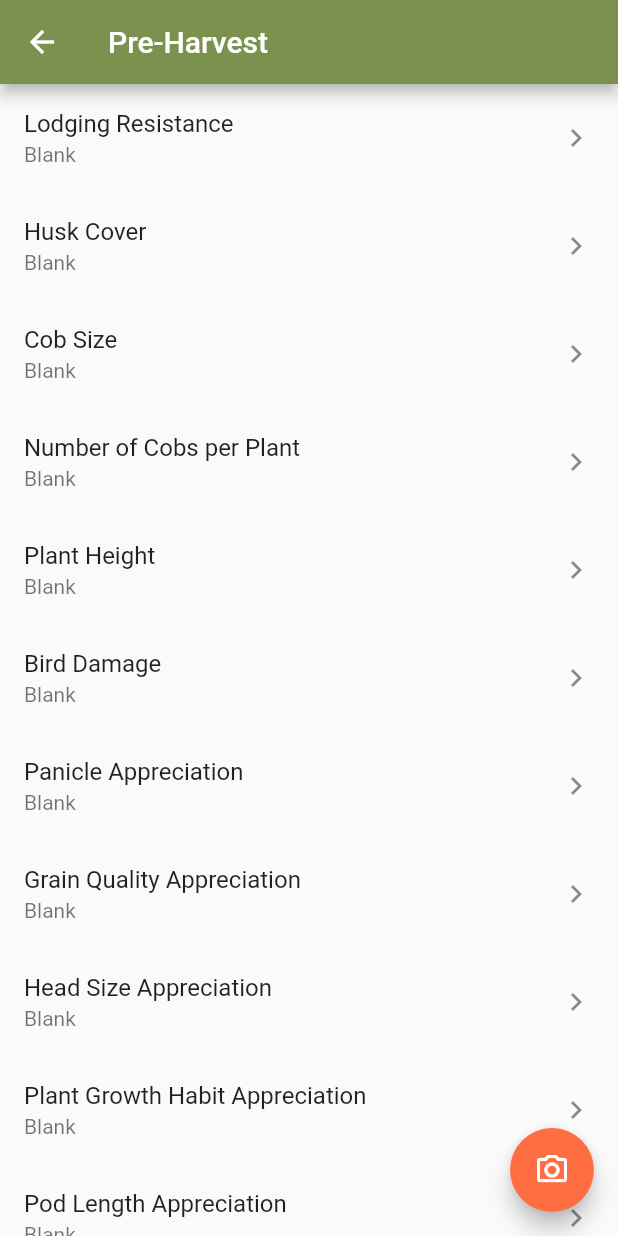
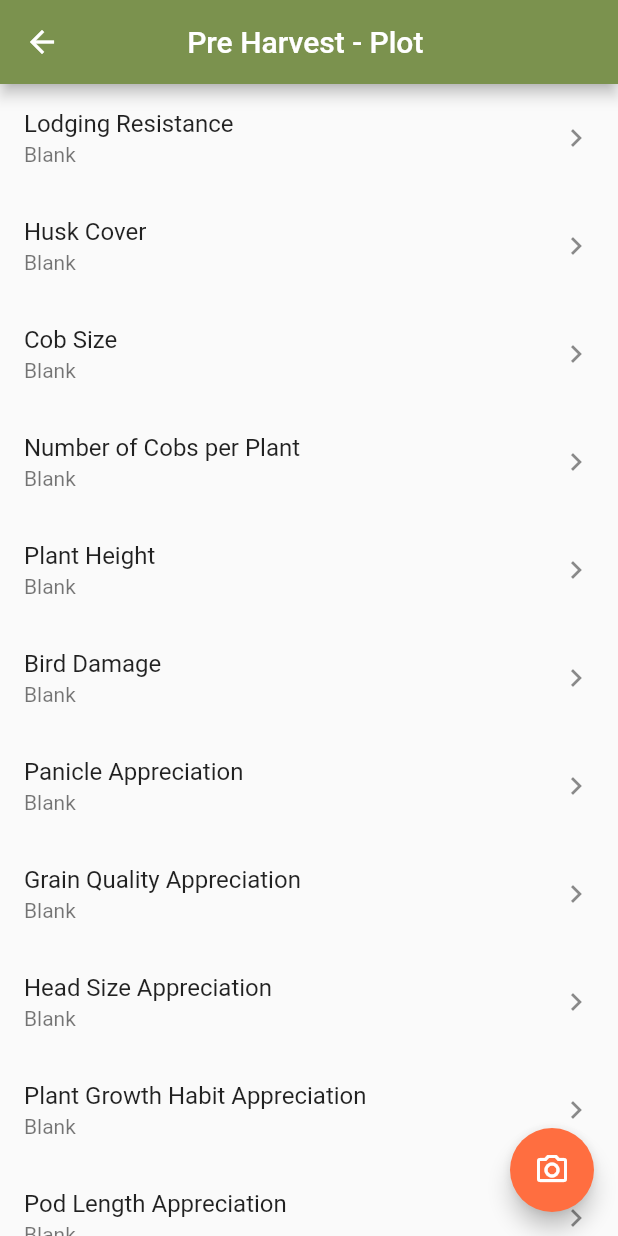
Before and after one commit to rog33zy/sezil_app, a Flutter app: the PlotScreen screen opened directly with empty values, after a tap on "Pre-Harvest", on a phone screen of 412 x 824 dp. Run offline on Flutter 3.47's test engine with Material 2 defaults, Android fonts, the phone set to English and light mode, and no system bars; our stand-ins replace location, nanoid, recase, sqflite; missing offline and left inert: qr_code_scanner; accounts and stored records are empty.

Commit message:
traits start

```diff
--- a/lib/screens/HarvestScreen.dart
+++ b/lib/screens/HarvestScreen.dart
@@ -10,9 +10,12 @@ class HarvestScreen extends StatelessWidget {
 
   @override
   Widget build(BuildContext context) {
+    final argumentsMap = ModalRoute.of(context)?.settings.arguments as Map;
+    final plotName = argumentsMap['argument'];
     return Scaffold(
       appBar: AppBar(
-        title: Text('Harvest'),
+        title: Text('Harvest - Plot $plotName'),
+        centerTitle: true,
       ),
       body: ListView(
         children: [
--- a/lib/screens/PlotScreen.dart
+++ b/lib/screens/PlotScreen.dart
@@ -31,22 +31,27 @@ class PlotScreen extends StatelessWidget {
             HomePageScreenOption(
               title: "Post-Planting",
               routeName: PostPlantingScreen.routeName,
+              argument: plotName,
             ),
             HomePageScreenOption(
               title: "Flowering",
               routeName: FloweringScreen.routeName,
+              argument: plotName,
             ),
             HomePageScreenOption(
               title: "Pre-Harvest",
               routeName: PreHarvestScreen.routeName,
+              argument: plotName,
             ),
             HomePageScreenOption(
               title: "Harvest",
               routeName: HarvestScreen.routeName,
+              argument: plotName,
             ),
             HomePageScreenOption(
               title: "Post-Harvest",
               routeName: PostHarvestScreen.routeName,
+              argument: plotName,
             ),
           ],
         ),
--- a/lib/screens/PostPlantingScreen.dart
+++ b/lib/screens/PostPlantingScreen.dart
@@ -9,9 +9,12 @@ class PostPlantingScreen extends StatelessWidget {
   static const routeName = '/post-planting';
   @override
   Widget build(BuildContext context) {
+    final argumentsMap = ModalRoute.of(context)?.settings.arguments as Map;
+    final plotName = argumentsMap['argument'];
     return Scaffold(
       appBar: AppBar(
-        title: Text('Post Planting'),
+        title: Text('Post Planting - Plot $plotName'),
+        centerTitle: true,
       ),
       body: ListView(
         children: [
@@ -31,6 +34,7 @@ class PostPlantingScreen extends StatelessWidget {
               '5-Very Bad',
             ],
             isTrait: true,
+            isTextField: false,
           ),
           ListWidgetComponent(
             title: 'Plant Stand',
--- a/lib/screens/PreHarvestScreen.dart
+++ b/lib/screens/PreHarvestScreen.dart
@@ -10,9 +10,12 @@ class PreHarvestScreen extends StatelessWidget {
 
   @override
   Widget build(BuildContext context) {
+    final argumentsMap = ModalRoute.of(context)?.settings.arguments as Map;
+    final plotName = argumentsMap['argument'];
     return Scaffold(
       appBar: AppBar(
-        title: Text('Pre-Harvest'),
+        title: Text('Pre Harvest - Plot $plotName'),
+        centerTitle: true,
       ),
       body: ListView(
         children: [
@@ -32,6 +35,7 @@ class PreHarvestScreen extends StatelessWidget {
               '5-Very Low',
             ],
             isTrait: true,
+            isTextField: false,
           ),
           ListWidgetComponent(
             title: 'Husk Cover',
@@ -46,6 +50,7 @@ class PreHarvestScreen extends StatelessWidget {
               '2-Partially',
             ],
             isTrait: true,
+            isTextField: false,
           ),
           ListWidgetComponent(
             title: 'Cob Size',
@@ -63,6 +68,7 @@ class PreHarvestScreen extends StatelessWidget {
               '5-Very Bad',
             ],
             isTrait: true,
+            isTextField: false,
           ),
           ListWidgetComponent(
             title: 'Number of Cobs per Plant',
@@ -80,6 +86,7 @@ class PreHarvestScreen extends StatelessWidget {
               '5-Very Bad',
             ],
             isTrait: true,
+            isTextField: false,
           ),
           ListWidgetComponent(
             title: 'Plant Height',
@@ -97,6 +104,7 @@ class PreHarvestScreen extends StatelessWidget {
               '5-Very Bad',
             ],
             isTrait: true,
+            isTextField: false,
           ),
           ListWidgetComponent(
             title: 'Bird Damage',
@@ -114,6 +122,7 @@ class PreHarvestScreen extends StatelessWidget {
               '5-Very Heavy',
             ],
             isTrait: true,
+            isTextField: false,
           ),
           ListWidgetComponent(
             title: 'Panicle Appreciation',
@@ -131,6 +140,7 @@ class PreHarvestScreen extends StatelessWidget {
               '5-Very Bad',
             ],
             isTrait: true,
+            isTextField: false,
           ),
           ListWidgetComponent(
             title: 'Grain Quality Appreciation',
@@ -148,6 +158,7 @@ class PreHarvestScreen extends StatelessWidget {
               '5-Very Bad',
             ],
             isTrait: true,
+            isTextField: false,
           ),
           ListWidgetComponent(
             title: 'Head Size Appreciation',
@@ -165,6 +176,7 @@ class PreHarvestScreen extends StatelessWidget {
               '5-Very Bad',
             ],
             isTrait: true,
+            isTextField: false,
           ),
           ListWidgetComponent(
             title: 'Plant Growth Habit Appreciation',
@@ -182,6 +194,7 @@ class PreHarvestScreen extends StatelessWidget {
               '5-Very Bad',
             ],
             isTrait: true,
+            isTextField: false,
           ),
           ListWidgetComponent(
             title: 'Pod Length Appreciation',
@@ -199,6 +212,7 @@ class PreHarvestScreen extends StatelessWidget {
               '5-Very Bad',
             ],
             isTrait: true,
+            isTextField: false,
           ),
           ListWidgetComponent(
             title: 'Willingness to Cultivate Next Season',
@@ -216,6 +230,7 @@ class PreHarvestScreen extends StatelessWidget {
               '5-Definitely Not',
             ],
             isTrait: true,
+            isTextField: false,
           ),
         ],
       ),
```
Also changed, not shown: lib/screens/EditValueScreen.dart (+10 -5 lines), lib/screens/FloweringScreen.dart (+7 -1 lines), lib/screens/PostHarvestScreen.dart (+7 -1 lines).
